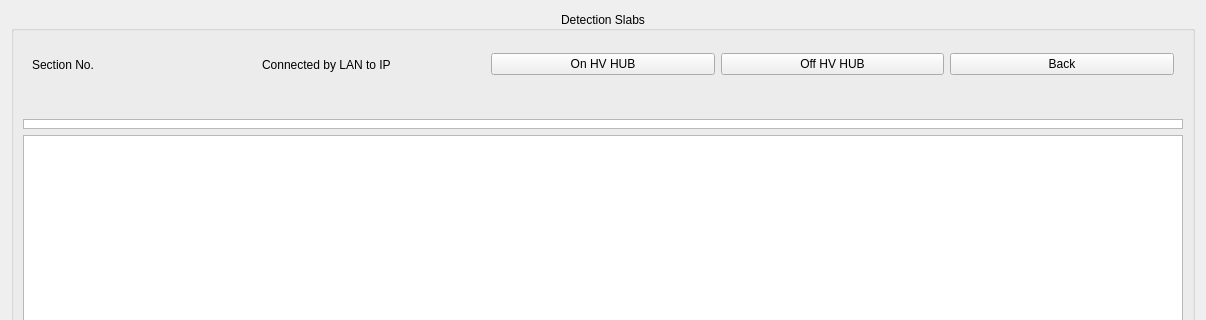
Above: manyslabsatonce.ui from MichalRK19780524/MCORD_GUI_CPP before the change; both pictures show x 0 to 1206 and y 0 to 320 of the 1206 by 796 pixel window. Below: the same form after it.
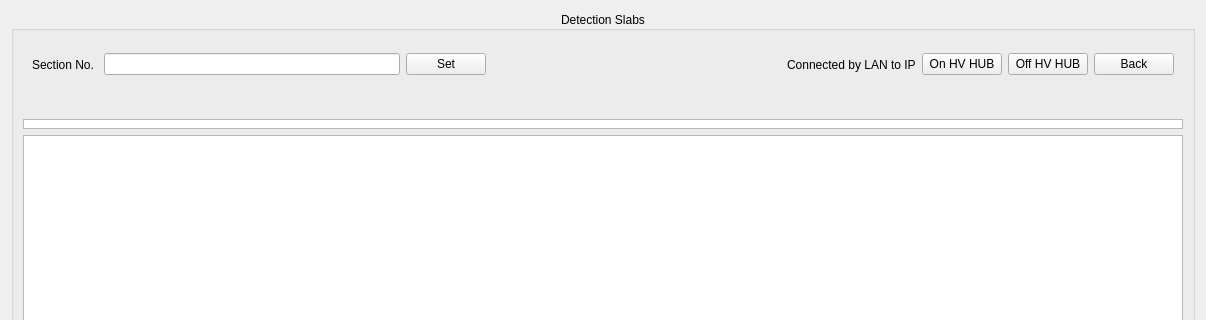
That is the form after the change.

Patch:
```diff
--- a/manyslabsatonce.ui
+++ b/manyslabsatonce.ui
@@ -63,6 +63,29 @@
            </property>
           </widget>
          </item>
+         <item>
+          <widget class="QLineEdit" name="sectionLineEdit"/>
+         </item>
+         <item>
+          <widget class="QPushButton" name="sectionSetPushButton">
+           <property name="text">
+            <string>Set</string>
+           </property>
+          </widget>
+         </item>
+         <item>
+          <spacer name="horizontalSpacer">
+           <property name="orientation">
+            <enum>Qt::Horizontal</enum>
+           </property>
+           <property name="sizeHint" stdset="0">
+            <size>
+             <width>40</width>
+             <height>20</height>
+            </size>
+           </property>
+          </spacer>
+         </item>
          <item>
           <widget class="QLabel" name="labelIp">
            <property name="text">
```
